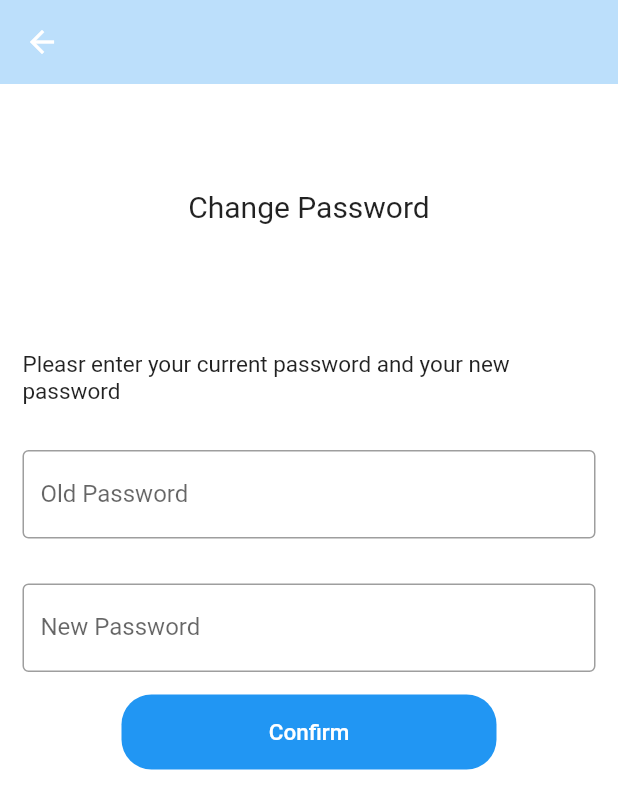
After one commit to jenniennie/-baable-Chat-App-Large-Project, a Flutter app: the changePass screen opened by its route, after a tap on "Confirm", on a phone screen of 412 x 824 dp. The commit adds this screen. Shown: the top 809 px of the screen. Run offline on Flutter 3.47's test engine with Material 2 defaults, Android fonts, the phone set to English and light mode, and no system bars; our stand-ins replace socket_io_client; accounts and stored records are empty; Roboto replaces fonts that are missing (Raleway).

Commit message:
works but ugly

```diff
--- a/lib/models/userDataMod.dart
+++ b/lib/models/userDataMod.dart
@@ -3,4 +3,5 @@ class GlobalData {
   static late String lastName;
   static late String loginName;
   static late String password;
+  static late String email;
 }
--- a/lib/routes/routes.dart
+++ b/lib/routes/routes.dart
@@ -8,6 +8,9 @@ import 'package:baable/screens/indivChat.dart';
 import 'package:baable/screens/resetPassPage.dart';
 import 'package:baable/screens/resetPassPage2.dart';
 import 'package:baable/screens/resetPassPage3.dart';
+import 'package:baable/screens/accountPage.dart';
+import 'package:baable/screens/changeUser.dart';
+import 'package:baable/screens/changePassIn.dart';
 
 class Routes {
   static const String LOGINSCREEN = '/login';
@@ -18,6 +21,9 @@ class Routes {
   static const String RESETPASSSCREEN = '/resetpassword';
   static const String RESETPASSSCREEN2 = '/resetpassword2';
   static const String RESETPASSSCREEN3 = '/resetpassword3';
+  static const String ACCOUNTOVERVIEW = '/profile';
+  static const String CHANGEUSERNAME = '/changeUsername';
+  static const String CHANGEPASSWORD = '/changePassword';
   // routes of pages in the app
   static Map<String, Widget Function(BuildContext)> get getroutes => {
         '/': (context) => LoginScreen(),
@@ -29,5 +35,8 @@ class Routes {
         RESETPASSSCREEN: (context) => resetPassPage(),
         RESETPASSSCREEN2: (context) => resetPassPage2(email: '', token: ''),
         RESETPASSSCREEN3: (context) => resetPassPage3(email: '', token: ''),
+        ACCOUNTOVERVIEW: (context) => accountPage(),
+        CHANGEUSERNAME: (context) => changeUser(),
+        CHANGEPASSWORD: (context) => changePass(),
       };
 }
--- /dev/null
+++ b/lib/screens/changePassIn.dart
@@ -0,0 +1,127 @@
+import 'package:baable/models/userDataMod.dart';
+import 'package:baable/utils/getAPI.dart';
+import 'package:baable/routes/routes.dart';
+import 'package:flutter/material.dart';
+import 'dart:convert';
+
+class changePass extends StatefulWidget {
+  @override
+  _ChangePass createState() => _ChangePass();
+}
+
+class _ChangePass extends State<changePass> {
+  String newPassword = '', oldPassword = '', message = '', newMessageText = '';
+
+  @override
+  Widget build(BuildContext context) {
+    return Scaffold(
+      backgroundColor: Colors.white,
+      appBar: AppBar(
+        title: Text(''),
+        backgroundColor:
+            Colors.blue.withOpacity(0.3), //You can make this transparent
+        elevation: 0.0, //No shadow
+      ),
+      body: SingleChildScrollView(
+        child: Column(
+          children: <Widget>[
+            Padding(
+              padding: const EdgeInsets.only(top: 60.0),
+              child: Center(
+                child: Container(
+                    alignment: Alignment.center,
+                    padding: const EdgeInsets.all(10),
+                    child: const Text(
+                      'Change Password',
+                      style: TextStyle(fontSize: 20),
+                    )),
+              ),
+            ),
+            Padding(
+              padding: const EdgeInsets.only(top: 60.0),
+              child: Center(
+                child: Container(
+                    alignment: Alignment.center,
+                    padding: const EdgeInsets.all(15),
+                    child: const Text(
+                      'Pleasr enter your current password and your new password',
+                      style: TextStyle(fontSize: 15),
+                    )),
+              ),
+            ),
+            Padding(
+              padding: const EdgeInsets.only(
+                  left: 15.0, right: 15.0, top: 15, bottom: 15),
+              child: TextField(
+                onChanged: (text) {
+                  oldPassword = text;
+                },
+                decoration: InputDecoration(
+                    border: OutlineInputBorder(),
+                    labelText: 'Old Password',
+                    hintText: 'Old Password'),
+              ),
+            ),
+            Padding(
+              padding: const EdgeInsets.only(
+                  left: 15.0, right: 15.0, top: 15, bottom: 15),
+              child: TextField(
+                onChanged: (text) {
+                  newPassword = text;
+                },
+                decoration: InputDecoration(
+                    border: OutlineInputBorder(),
+                    labelText: 'New Password',
+                    hintText: 'New Password'),
+              ),
+            ),
+            Container(
+              height: 50,
+              width: 250,
+              decoration: BoxDecoration(
+                  color: Colors.blue, borderRadius: BorderRadius.circular(20)),
+              child: FlatButton(
+                onPressed: () async {
+                  newMessageText = "";
+                  changeText() {
+                    setState(() {
+                      message = newMessageText;
+                    });
+                  }
+
+                  final jsonEncoder = JsonEncoder();
+
+                  var obj = {
+                    "login": GlobalData.loginName.trim(),
+                    "password": oldPassword.trim(),
+                    "newPassword": newPassword.trim(),
+                  };
+
+                  var js = jsonEncoder.convert(obj);
+                  var jsonObject;
+                  var token = '';
+
+                  try {
+                    String url =
+                        'https://large21.herokuapp.com/api/changePasswordInside';
+                    String ret = await getAPI.getJson(url, js);
+                    jsonObject = json.decode(ret);
+
+                    Navigator.pushNamed(context, '/profile');
+                  } catch (e) {
+                    newMessageText = jsonObject["error"];
+                    changeText();
+                  }
+                },
+                child: Text(
+                  'Confirm',
+                  style: TextStyle(color: Colors.white, fontSize: 15),
+                ),
+              ),
+            )
+          ],
+        ),
+      ),
+    );
+  }
+}
--- a/lib/screens/loginPage.dart
+++ b/lib/screens/loginPage.dart
@@ -23,6 +23,7 @@ class _LoginScreenState extends State<LoginScreen> {
       backgroundColor: Colors.white,
       appBar: AppBar(
         title: Text("Baable"),
+        automaticallyImplyLeading: false,
       ),
       body: SingleChildScrollView(
         child: Column(
@@ -131,6 +132,7 @@ class _LoginScreenState extends State<LoginScreen> {
                     GlobalData.lastName = jsonObject["lastname"];
                     GlobalData.loginName = loginName;
                     GlobalData.password = password;
+                    GlobalData.email = jsonObject["email"];
                     var verific = jsonObject["verification"];
                     var email = jsonObject["email"];
                     if (verific == false)
--- a/lib/screens/resetPassPage.dart
+++ b/lib/screens/resetPassPage.dart
@@ -11,8 +11,7 @@ class resetPassPage extends StatefulWidget {
 }
 
 class _resetState extends State<resetPassPage> {
-  String email = '';
-  String message = '', newMessageText = '';
+  String email = '', message = '', newMessageText = '';
 
   @override
   Widget build(BuildContext context) {
@@ -44,7 +43,7 @@ class _resetState extends State<resetPassPage> {
               child: Center(
                 child: Container(
                     alignment: Alignment.center,
-                    padding: const EdgeInsets.all(10),
+                    padding: const EdgeInsets.all(15),
                     child: const Text(
                       'Please enter your the email associated with your account. An email will be sent with a 6-digit code.',
                       style: TextStyle(fontSize: 15),
--- a/lib/screens/resetPassPage2.dart
+++ b/lib/screens/resetPassPage2.dart
@@ -47,7 +47,7 @@ class resetPassPageState extends State<resetPassPage2> {
               child: Center(
                 child: Container(
                     alignment: Alignment.center,
-                    padding: const EdgeInsets.all(10),
+                    padding: const EdgeInsets.all(15),
                     child: const Text(
                       'Please enter the 6-digit code sent to the email associated with your account.',
                       style: TextStyle(fontSize: 15),
--- a/lib/screens/resetPassPage3.dart
+++ b/lib/screens/resetPassPage3.dart
@@ -48,7 +48,7 @@ class resetPassPageState extends State<resetPassPage3> {
               child: Center(
                 child: Container(
                     alignment: Alignment.center,
-                    padding: const EdgeInsets.all(10),
+                    padding: const EdgeInsets.all(15),
                     child: const Text(
                       'Please enter your new password.',
                       style: TextStyle(fontSize: 15),
--- a/lib/screens/verifyPage.dart
+++ b/lib/screens/verifyPage.dart
@@ -1,6 +1,7 @@
 import 'package:baable/routes/routes.dart';
 import 'package:baable/utils/getAPI.dart';
 import 'package:flutter/material.dart';
+import 'package:baable/models/userDataMod.dart';
 import 'dart:convert';
 
 class verifyPage extends StatefulWidget {
```
Also changed, not shown: lib/screens/accountPage.dart (added, +133 -0 lines), lib/screens/changeUser.dart (added, +117 -0 lines), lib/screens/chatPage.dart (+73 -37 lines), lib/screens/chatPageCenter.dart (deleted, +0 -73 lines), lib/screens/contactPageCenter.dart (deleted, +0 -67 lines), lib/screens/registerPage.dart (+7 -2 lines), lib/theme/defaultTheme.dart (added), 345 other files.
